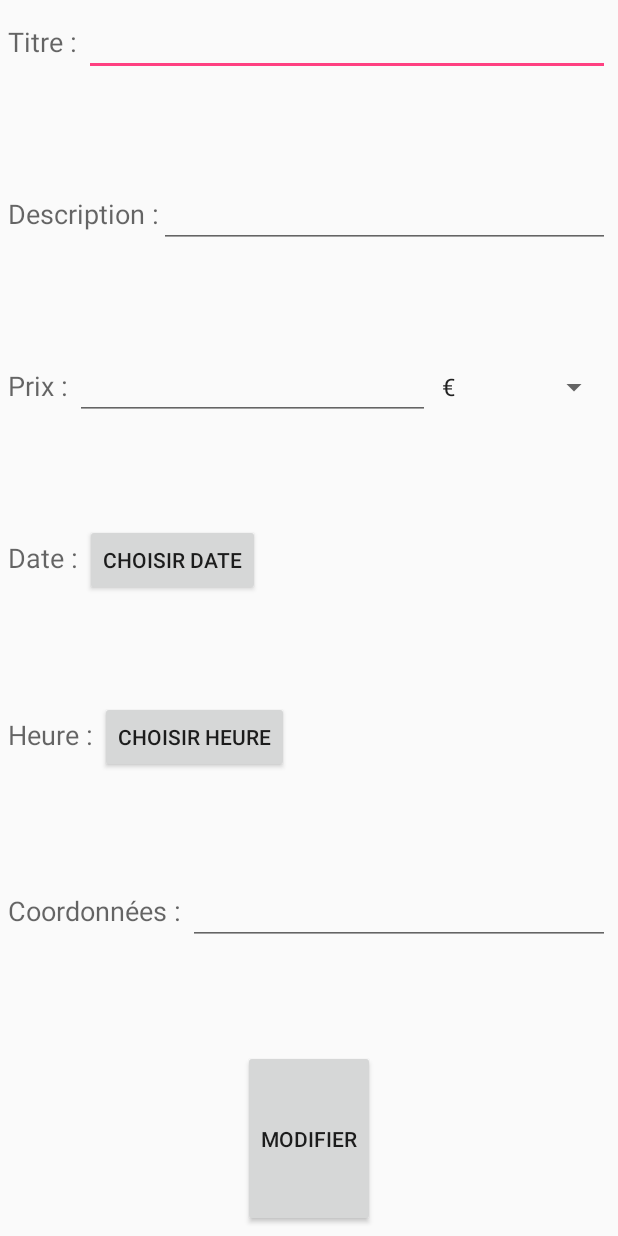
After one commit to Nomeji/PartyHard, an Android app: the layout activity_modifier_soiree.xml on its own in the app's theme, with its tools: preview values and no code run, on a phone screen of 412 x 824 dp. The commit adds this screen. Run offline under Robolectric (Android 15) with nearby library versions, the phone set to English and light mode, and no system bars.

Commit message:
Possibilité de supprimer ou modifier un évènement que l'on a créé

```diff
--- a/app/src/main/AndroidManifest.xml
+++ b/app/src/main/AndroidManifest.xml
@@ -37,7 +37,8 @@
         <activity
             android:name=".AffichageSoireeOrganisateur"
             android:label="@string/title_activity_affichage_soiree_organisateur"
-            android:theme="@style/AppTheme.NoActionBar"></activity>
+            android:theme="@style/AppTheme.NoActionBar" />
+        <activity android:name=".ModifierSoiree"></activity>
     </application>
 
 </manifest>
--- a/app/src/main/java/amaury/test1/CreerSoiree.java
+++ b/app/src/main/java/amaury/test1/CreerSoiree.java
@@ -83,10 +83,10 @@ public class CreerSoiree extends AppCompatActivity {
 
                     @Override
                     public void onDateSet(DatePicker view, int year, int monthOfYear, int dayOfMonth) {
-                        datepicker.setText(dayOfMonth + "/" + monthOfYear+"/"+year);
                         jour=dayOfMonth;
-                        mois=monthOfYear;
+                        mois=monthOfYear+1;
                         annee=year;
+                        datepicker.setText(jour+"/"+mois+"/"+annee);
                     }
                 }, c.get(Calendar.YEAR), c.get(Calendar.MONTH), c.get(Calendar.DAY_OF_MONTH));
                 pickerDialog.show();
--- /dev/null
+++ b/app/src/main/res/layout/activity_modifier_soiree.xml
@@ -0,0 +1,158 @@
+<?xml version="1.0" encoding="utf-8"?>
+<LinearLayout
+        tools:context="amaury.test1.ModifierSoiree"
+        xmlns:android="http://schemas.android.com/apk/res/android"
+        xmlns:tools="http://schemas.android.com/tools"
+        android:orientation="vertical"
+        android:layout_width="fill_parent"
+        android:layout_height="fill_parent"
+        android:layout_alignParentLeft="true"
+        android:layout_alignParentStart="false"
+        android:padding="5dp" >
+
+        <LinearLayout
+            android:orientation="horizontal"
+            android:layout_width="match_parent"
+            android:layout_height="wrap_content"
+            android:layout_gravity="center_horizontal"
+            android:layout_weight="0.05" >
+
+            <TextView
+                android:layout_width="wrap_content"
+                android:layout_height="wrap_content"
+                android:textAppearance="?android:attr/textAppearanceMedium"
+                android:text="Titre : "
+                android:id="@+id/textView48" />
+
+            <EditText
+                android:layout_width="wrap_content"
+                android:layout_height="wrap_content"
+                android:id="@+id/editText"
+                android:layout_weight="1" />
+        </LinearLayout>
+
+        <LinearLayout
+            android:orientation="horizontal"
+            android:layout_width="match_parent"
+            android:layout_height="wrap_content"
+            android:layout_gravity="center_horizontal"
+            android:layout_weight="0.05" >
+
+            <TextView
+                android:layout_width="wrap_content"
+                android:layout_height="wrap_content"
+                android:textAppearance="?android:attr/textAppearanceMedium"
+                android:text="Description :"
+                android:id="@+id/textView49" />
+
+            <EditText
+                android:layout_width="wrap_content"
+                android:layout_height="wrap_content"
+                android:inputType="textMultiLine"
+                android:ems="10"
+                android:id="@+id/editText2"
+                android:layout_weight="1" />
+        </LinearLayout>
+
+        <LinearLayout
+            android:orientation="horizontal"
+            android:layout_width="match_parent"
+            android:layout_height="wrap_content"
+            android:layout_gravity="center_horizontal"
+            android:layout_weight="0.05" >
+
+            <TextView
+                android:layout_width="wrap_content"
+                android:layout_height="wrap_content"
+                android:textAppearance="?android:attr/textAppearanceMedium"
+                android:text="Prix : "
+                android:id="@+id/textView50" />
+
+            <EditText
+                android:layout_width="wrap_content"
+                android:layout_height="wrap_content"
+                android:inputType="numberDecimal"
+                android:ems="10"
+                android:id="@+id/editText3"
+                android:layout_weight="1" />
+
+            <Spinner
+                android:layout_width="120dp"
+                android:layout_height="wrap_content"
+                android:entries="@array/currency_arrays"
+                android:prompt="@string/currency_prompt"
+                android:id="@+id/spinner" />
+        </LinearLayout>
+
+        <LinearLayout
+            android:orientation="horizontal"
+            android:layout_width="match_parent"
+            android:layout_height="wrap_content"
+            android:layout_gravity="center_horizontal"
+            android:layout_weight="0.05" >
+
+            <TextView
+                android:layout_width="wrap_content"
+                android:layout_height="wrap_content"
+                android:textAppearance="?android:attr/textAppearanceMedium"
+                android:text="Date : "
+                android:id="@+id/textView51" />
+
+            <Button
+                android:layout_width="wrap_content"
+                android:layout_height="wrap_content"
+                android:text="Choisir Date"
+                android:id="@+id/button7" />
+        </LinearLayout>
+
+        <LinearLayout
+            android:orientation="horizontal"
+            android:layout_width="match_parent"
+            android:layout_height="wrap_content"
+            android:layout_weight="0.05" >
+
+            <TextView
+                android:layout_width="wrap_content"
+                android:layout_height="wrap_content"
+                android:textAppearance="?android:attr/textAppearanceMedium"
+                android:text="Heure : "
+                android:id="@+id/textView52" />
+
+            <Button
+                android:layout_width="wrap_content"
+                android:layout_height="wrap_content"
+                android:text="Choisir Heure"
+                android:id="@+id/button12" />
+        </LinearLayout>
+
+        <LinearLayout
+            android:orientation="horizontal"
+            android:layout_width="match_parent"
+            android:layout_height="wrap_content"
+            android:layout_weight="0.05" >
+
+            <TextView
+                android:layout_width="wrap_content"
+                android:layout_height="wrap_content"
+                android:textAppearance="?android:attr/textAppearanceMedium"
+                android:text="Coordonnées : "
+                android:id="@+id/textView53" />
+
+            <EditText
+                android:layout_width="wrap_content"
+                android:layout_height="wrap_content"
+                android:inputType="textPostalAddress"
+                android:ems="10"
+                android:id="@+id/editText4"
+                android:layout_weight="1" />
+        </LinearLayout>
+
+        <Button
+            android:layout_width="wrap_content"
+            android:layout_height="wrap_content"
+            android:text="Modifier"
+            android:id="@+id/button13"
+            android:layout_gravity="center_horizontal"
+            android:layout_weight="0.05"
+            android:onClick="onClickModifierSoiree" />
+</LinearLayout>
--- a/app/src/main/res/layout/fragment_affichage_organisateur.xml
+++ b/app/src/main/res/layout/fragment_affichage_organisateur.xml
@@ -127,7 +127,7 @@
             android:layout_below="@+id/textView26" />
 
         <ListView
-            android:layout_width="wrap_content"
+            android:layout_width="fill_parent"
             android:layout_height="wrap_content"
             android:id="@+id/listView4"
             android:layout_below="@+id/textView27"
--- a/app/src/main/res/layout/fragment_monprofil.xml
+++ b/app/src/main/res/layout/fragment_monprofil.xml
@@ -116,7 +116,7 @@
             android:id="@+id/textView44" />
 
         <ListView
-            android:layout_width="wrap_content"
+            android:layout_width="fill_parent"
             android:layout_height="wrap_content"
             android:id="@+id/listView2" />
 
--- /dev/null
+++ b/app/src/main/res/layout/popup_vide.xml
@@ -0,0 +1,6 @@
+<?xml version="1.0" encoding="utf-8"?>
+<LinearLayout xmlns:android="http://schemas.android.com/apk/res/android"
+    android:orientation="vertical" android:layout_width="match_parent"
+    android:layout_height="match_parent">
+
+</LinearLayout>
```
Also changed, not shown: app/src/main/java/amaury/test1/Fragments/AffichageSoireeFragment.java (+78 -8 lines), app/src/main/java/amaury/test1/ModifierSoiree.java (added, +134 -0 lines), app/src/main/java/amaury/test1/MySQLiteHelper.java (+24 -43 lines), app/src/main/res/layout/fragment_affichage_soiree.xml (+8 -8 lines).
